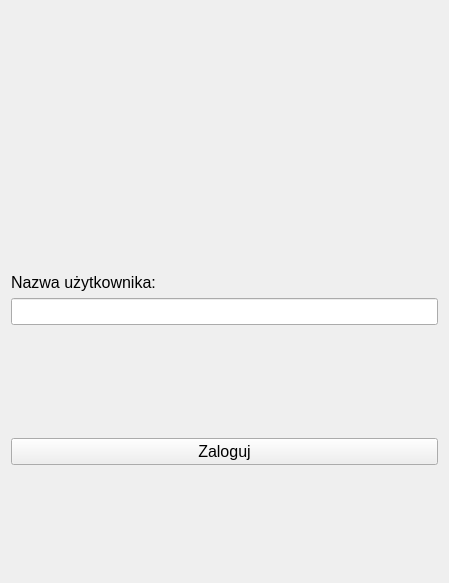
Andrew2a1/CodeNight_10_04, file UnicornHabits/LoginWidget.ui: the form before one commit.
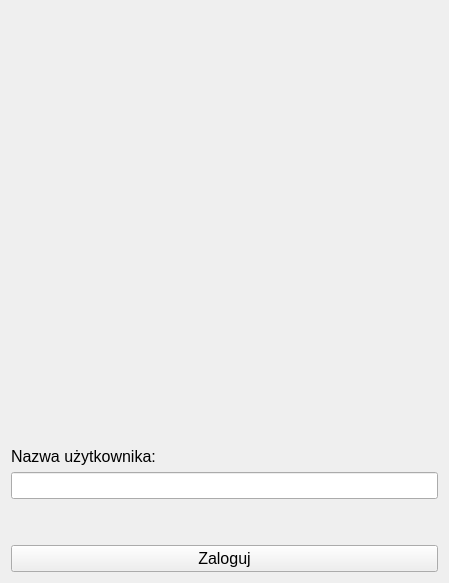
The form after the commit. Custom widgets are drawn as their Qt base class.

Patch:
```diff
--- a/UnicornHabits/LoginWidget.ui
+++ b/UnicornHabits/LoginWidget.ui
@@ -16,20 +16,8 @@
   <layout class="QVBoxLayout" name="verticalLayout_2">
    <item>
     <layout class="QGridLayout" name="gridLayout" rowstretch="0,0,0,0,0,0">
-     <item row="4" column="0">
-      <widget class="QPushButton" name="loginBtn">
-       <property name="font">
-        <font>
-         <pointsize>12</pointsize>
-        </font>
-       </property>
-       <property name="text">
-        <string>Zaloguj</string>
-       </property>
-      </widget>
-     </item>
-     <item row="5" column="0">
-      <spacer name="verticalSpacer">
+     <item row="1" column="0">
+      <spacer name="verticalSpacer_2">
        <property name="orientation">
         <enum>Qt::Vertical</enum>
        </property>
@@ -41,7 +29,7 @@
        </property>
       </spacer>
      </item>
-     <item row="2" column="0">
+     <item row="3" column="0">
       <widget class="QLineEdit" name="userName">
        <property name="font">
         <font>
@@ -66,20 +54,31 @@
        </property>
       </widget>
      </item>
-     <item row="3" column="0">
-      <spacer name="verticalSpacer_3">
-       <property name="orientation">
-        <enum>Qt::Vertical</enum>
+     <item row="5" column="0">
+      <widget class="QPushButton" name="loginBtn">
+       <property name="sizePolicy">
+        <sizepolicy hsizetype="Preferred" vsizetype="Fixed">
+         <horstretch>0</horstretch>
+         <verstretch>0</verstretch>
+        </sizepolicy>
        </property>
-       <property name="sizeHint" stdset="0">
+       <property name="maximumSize">
         <size>
-         <width>20</width>
-         <height>40</height>
+         <width>16777215</width>
+         <height>16777215</height>
         </size>
        </property>
-      </spacer>
+       <property name="font">
+        <font>
+         <pointsize>12</pointsize>
+        </font>
+       </property>
+       <property name="text">
+        <string>Zaloguj</string>
+       </property>
+      </widget>
      </item>
-     <item row="1" column="0">
+     <item row="2" column="0">
       <widget class="QLabel" name="label_2">
        <property name="font">
         <font>
@@ -91,6 +90,22 @@
        </property>
       </widget>
      </item>
+     <item row="4" column="0">
+      <spacer name="verticalSpacer">
+       <property name="orientation">
+        <enum>Qt::Vertical</enum>
+       </property>
+       <property name="sizeType">
+        <enum>QSizePolicy::Fixed</enum>
+       </property>
+       <property name="sizeHint" stdset="0">
+        <size>
+         <width>20</width>
+         <height>40</height>
+        </size>
+       </property>
+      </spacer>
+     </item>
     </layout>
    </item>
   </layout>
```
